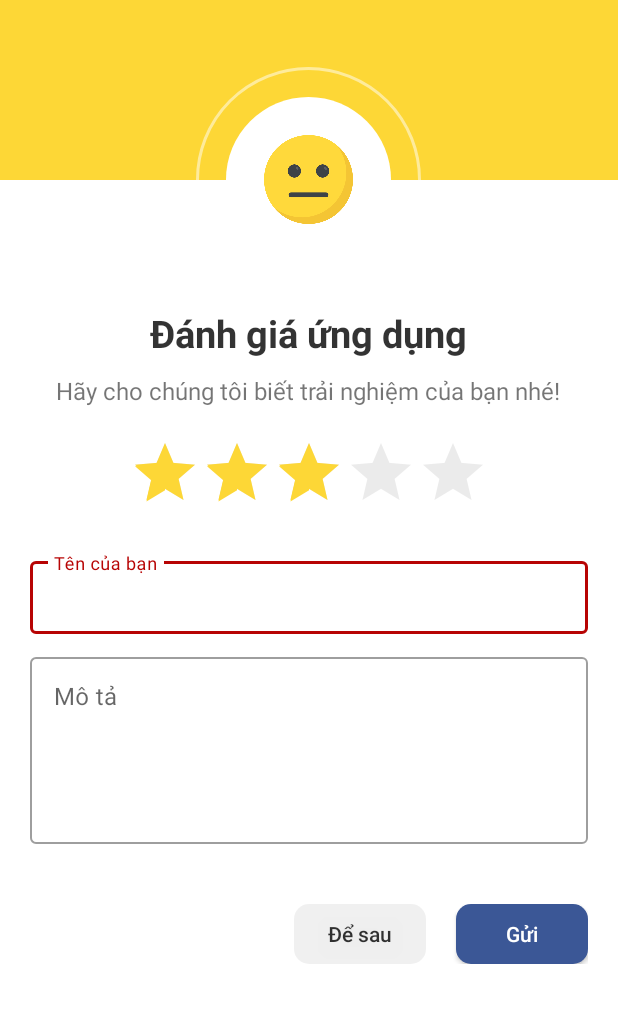
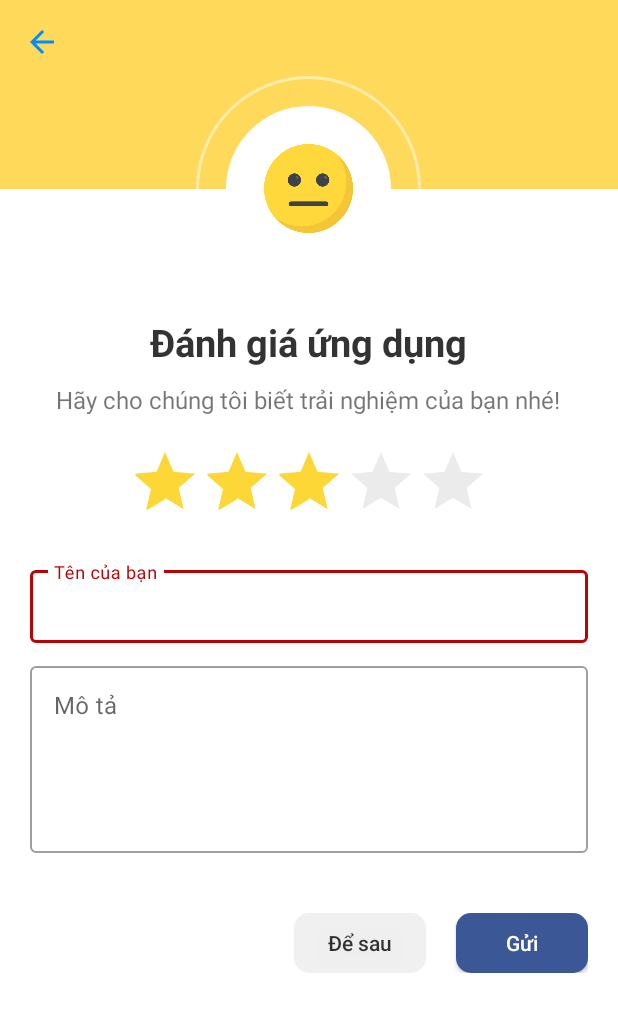
Before and after one commit to sonnh-21IT/VKUmaps, an Android app: the FeedbackActivity screen opened directly, with no data from a screen before it, on a phone screen of 412 x 824 dp. Shown: the top 1012 px of the screen. Run offline under Robolectric (Android 15) with nearby library versions, the phone set to English and light mode, and no system bars.

Commit message:
update login and feedback

```diff
--- a/app/src/main/AndroidManifest.xml
+++ b/app/src/main/AndroidManifest.xml
@@ -21,6 +21,7 @@
         tools:targetApi="31">
         <activity
             android:name=".activities.FeedbackActivity"
+            android:configChanges="uiMode|orientation|screenSize|keyboardHidden"
             android:exported="true">
         </activity>
         <meta-data
--- a/app/src/main/java/com/example/vkumaps/activities/FeedbackActivity.java
+++ b/app/src/main/java/com/example/vkumaps/activities/FeedbackActivity.java
@@ -2,6 +2,7 @@ package com.example.vkumaps.activities;
 
 import androidx.appcompat.app.AppCompatActivity;
 import androidx.appcompat.widget.AppCompatButton;
+import androidx.appcompat.widget.Toolbar;
 
 import android.content.Intent;
 import android.os.Bundle;
@@ -25,6 +26,14 @@ public class FeedbackActivity extends AppCompatActivity {
         final AppCompatButton rateLaterBtn = findViewById(R.id.rateLaterBtn);
         final RatingBar ratingBar = findViewById(R.id.ratingBar);
         final ImageView ratingImage = findViewById(R.id.ratingImage);
+        final Toolbar toolbarFeedback = findViewById(R.id.toolbarFeedback);
+
+        toolbarFeedback.setNavigationOnClickListener(new View.OnClickListener() {
+            @Override
+            public void onClick(View view) {
+                finish();
+            }
+        });
 
         rateNowBtn.setOnClickListener(new View.OnClickListener() {
             @Override
--- a/app/src/main/java/com/example/vkumaps/activities/LoginActivity.java
+++ b/app/src/main/java/com/example/vkumaps/activities/LoginActivity.java
@@ -4,6 +4,7 @@ import androidx.annotation.NonNull;
 import androidx.annotation.Nullable;
 import androidx.appcompat.app.AlertDialog;
 import androidx.appcompat.app.AppCompatActivity;
+import androidx.appcompat.widget.Toolbar;
 
 import android.content.Intent;
 import android.os.Bundle;
@@ -33,6 +34,15 @@ public class LoginActivity extends AppCompatActivity {
     protected void onCreate(Bundle savedInstanceState) {
         super.onCreate(savedInstanceState);
         setContentView(R.layout.activity_login);
+
+        final Toolbar toolbarLogin = findViewById(R.id.toolbarLogin);
+
+        toolbarLogin.setNavigationOnClickListener(new View.OnClickListener() {
+            @Override
+            public void onClick(View view) {
+                finish();
+            }
+        });
 
         // Xóa thông tin đăng nhập lưu trữ của phiên trước
         GoogleSignIn.getClient(this, GoogleSignInOptions.DEFAULT_SIGN_IN).signOut();
--- /dev/null
+++ b/app/src/main/res/drawable/ic_arrow_back.xml
@@ -0,0 +1,5 @@
+<vector android:autoMirrored="true" android:height="24dp"
+    android:tint="@color/textHeading" android:viewportHeight="24"
+    android:viewportWidth="24" android:width="24dp" xmlns:android="http://schemas.android.com/apk/res/android">
+    <path android:fillColor="@android:color/white" android:pathData="M20,11H7.83l5.59,-5.59L12,4l-8,8 8,8 1.41,-1.41L7.83,13H20v-2z"/>
+</vector>
--- a/app/src/main/res/layout/activity_feedback.xml
+++ b/app/src/main/res/layout/activity_feedback.xml
@@ -11,10 +11,20 @@
         android:layout_height="wrap_content"
         android:orientation="vertical">
 
+        <androidx.appcompat.widget.Toolbar
+            android:id="@+id/toolbarFeedback"
+            android:layout_width="match_parent"
+            android:layout_height="?actionBarSize"
+            app:layout_constraintEnd_toEndOf="parent"
+            app:layout_constraintStart_toStartOf="parent"
+            app:layout_constraintTop_toTopOf="parent"
+            app:navigationIcon="@drawable/ic_arrow_back"
+            android:background="@color/status" />
+
         <View
             android:layout_width="match_parent"
-                android:layout_height="120dp"
-                android:background="@color/fb_color_1"/>
+            android:layout_height="70dp"
+            android:background="@color/status"/>
 
         <RelativeLayout
             android:layout_width="150dp"
@@ -27,39 +37,39 @@
             <View
                 android:layout_width="match_parent"
                 android:layout_height="match_parent"
-                    android:background="@drawable/round_back_white_1000"/>
+                android:background="@drawable/round_back_white_1000" />
 
             <ImageView
                 android:id="@+id/ratingImage"
                 android:layout_width="match_parent"
                 android:layout_height="match_parent"
+                android:layout_centerInParent="true"
                 android:adjustViewBounds="true"
                 android:padding="25dp"
-                    android:src="@drawable/three_star"
-                    android:layout_centerInParent="true"/>
+                android:src="@drawable/three_star" />
 
         </RelativeLayout>
 
         <TextView
             android:layout_width="wrap_content"
             android:layout_height="wrap_content"
+            android:layout_gravity="center"
+            android:layout_marginTop="10dp"
             android:text="Đánh giá ứng dụng"
-                android:layout_marginTop="10dp"
             android:textColor="#CC000000"
             android:textSize="25sp"
-                android:textStyle="bold"
-                android:layout_gravity="center"/>
+            android:textStyle="bold" />
 
         <TextView
             android:layout_width="wrap_content"
             android:layout_height="wrap_content"
+            android:layout_gravity="center"
             android:layout_marginStart="20dp"
+            android:layout_marginTop="10dp"
             android:layout_marginEnd="20dp"
             android:gravity="center"
-                android:layout_gravity="center"
-                android:textSize="16sp"
-                android:layout_marginTop="10dp"
-                android:text="Hãy cho chúng tôi biết trải nghiệm của bạn nhé!"/>
+            android:text="Hãy cho chúng tôi biết trải nghiệm của bạn nhé!"
+            android:textSize="16sp" />
 
         <androidx.appcompat.widget.AppCompatRatingBar
             android:id="@+id/ratingBar"
@@ -74,13 +84,13 @@
         <LinearLayout
             android:layout_width="match_parent"
             android:layout_height="wrap_content"
+            android:layout_marginStart="20dp"
+            android:layout_marginTop="10dp"
+            android:layout_marginEnd="20dp"
+            android:layout_marginBottom="10dp"
             android:orientation="vertical"
-                android:layout_marginStart="20dp"
-                android:layout_marginEnd="20dp"
-                android:layout_marginTop="10dp"
-                android:layout_marginBottom="10dp"
-                android:paddingBottom="10dp"
-                android:paddingTop="10dp">
+            android:paddingTop="10dp"
+            android:paddingBottom="10dp">
 
             <com.google.android.material.textfield.TextInputLayout
                 android:id="@+id/textInputLayout4"
@@ -115,8 +125,8 @@
                 <EditText
                     android:id="@+id/ratingDescription"
                     android:layout_width="match_parent"
+                    android:layout_height="match_parent"
                     android:gravity="top"
-                        android:layout_height="match_parent"
                     android:inputType="text" />
             </com.google.android.material.textfield.TextInputLayout>
         </LinearLayout>
@@ -124,37 +134,37 @@
         <LinearLayout
             android:layout_width="match_parent"
             android:layout_height="wrap_content"
+            android:layout_marginStart="20dp"
+            android:layout_marginTop="10dp"
+            android:layout_marginEnd="20dp"
+            android:layout_marginBottom="10dp"
+            android:gravity="end"
             android:orientation="horizontal"
-                android:layout_marginStart="20dp"
-                android:layout_marginEnd="20dp"
-                android:gravity="end"
-                android:layout_marginTop="10dp"
-                android:layout_marginBottom="10dp"
-                android:paddingBottom="10dp"
-                android:paddingTop="10dp">
+            android:paddingTop="10dp"
+            android:paddingBottom="10dp">
 
             <androidx.appcompat.widget.AppCompatButton
                 android:id="@+id/rateLaterBtn"
                 android:layout_width="wrap_content"
                 android:layout_height="40dp"
+                android:background="@drawable/round_back_brown_6"
+                android:paddingStart="20dp"
+                android:paddingEnd="20dp"
                 android:text="Để sau"
                 android:textAllCaps="false"
-                    android:textColor="#CC000000"
-                    android:paddingStart="20dp"
-                    android:paddingEnd="20dp"
-                    android:background="@drawable/round_back_brown_6"/>
+                android:textColor="#CC000000" />
 
             <androidx.appcompat.widget.AppCompatButton
                 android:id="@+id/rateNowBtn"
                 android:layout_width="wrap_content"
                 android:layout_height="40dp"
                 android:layout_marginStart="20dp"
+                android:background="@drawable/round_back_blue_10"
+                android:paddingStart="20dp"
+                android:paddingEnd="20dp"
                 android:text="Gửi"
                 android:textAllCaps="false"
-                    android:textColor="#FFFFFF"
-                    android:paddingStart="20dp"
-                    android:paddingEnd="20dp"
-                    android:background="@drawable/round_back_blue_10"/>
+                android:textColor="#FFFFFF" />
 
         </LinearLayout>
     </LinearLayout>
--- a/app/src/main/res/layout/activity_login.xml
+++ b/app/src/main/res/layout/activity_login.xml
@@ -11,6 +11,15 @@
         android:layout_width="match_parent"
         android:layout_height="match_parent"
         android:orientation="vertical">
+
+        <androidx.appcompat.widget.Toolbar
+            android:id="@+id/toolbarLogin"
+            android:layout_width="match_parent"
+            android:layout_height="43dp"
+            app:layout_constraintEnd_toEndOf="parent"
+            app:layout_constraintStart_toStartOf="parent"
+            app:layout_constraintTop_toTopOf="parent"
+            app:navigationIcon="@drawable/ic_arrow_back" />
 
         <androidx.constraintlayout.widget.ConstraintLayout
             android:layout_width="match_parent"
--- a/app/src/main/res/values/colors.xml
+++ b/app/src/main/res/values/colors.xml
@@ -10,6 +10,8 @@
 
     <color name="status">#FFD95A</color>
 
+    <color name="textHeading">#008eff</color>
+
     <color name="fb_color_1">#FDD736</color>
     <color name="fb_color_2">#3B5796</color>
 </resources>
```
Lines whose indentation alone changed are shown as unchanged.
